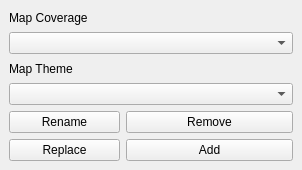
The window that thematic_maps_dockwidget_base.ui (LBI-brown/thematic-maps) describes before a commit, drawn with Qt 5.
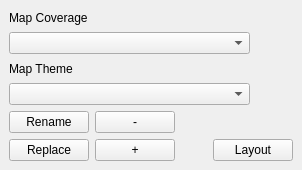
The same window after the commit.

Commit message:
layout button
button to trigger layout set upprocess

What changed in the file:
```diff
--- a/thematic_maps_dockwidget_base.ui
+++ b/thematic_maps_dockwidget_base.ui
@@ -57,13 +57,13 @@
       </property>
      </widget>
     </item>
-    <item row="4" column="2" colspan="3">
+    <item row="4" column="2" colspan="1">
      <widget class="QPushButton" name="pushButton_remove">
       <property name="toolTip">
        <string>Remove theme</string>
       </property>
       <property name="text">
-       <string>Remove</string>
+       <string>-</string>
       </property>
       <property name="checkable">
        <bool>false</bool>
@@ -83,13 +83,23 @@
       </property>
      </widget>
     </item>
-    <item row="5" column="2" colspan="3">
+    <item row="5" column="2" colspan="1">
      <widget class="QPushButton" name="pushButton_add">
       <property name="toolTip">
        <string>Add shown map layers as new theme</string>
       </property>
       <property name="text">
-       <string>Add</string>
+       <string>+</string>
+      </property>
+     </widget>
+    </item>
+    <item row="5" column="4" colspan="2">
+     <widget class="QPushButton" name="pushButton_layout">
+      <property name="toolTip">
+       <string>Create and configure print layout</string>
+      </property>
+      <property name="text">
+       <string>Layout</string>
       </property>
      </widget>
     </item>
```
